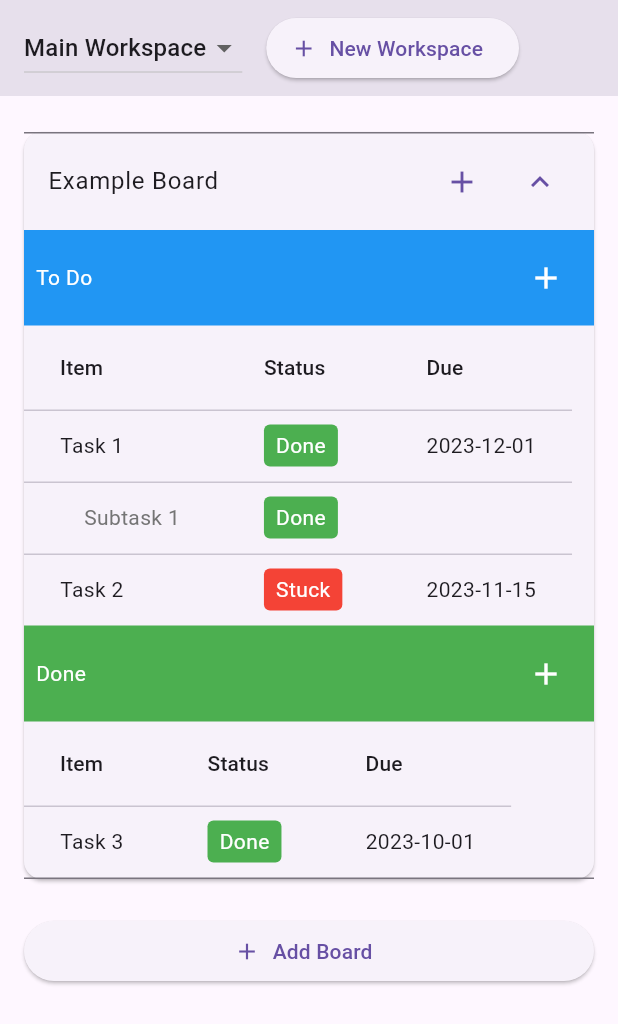
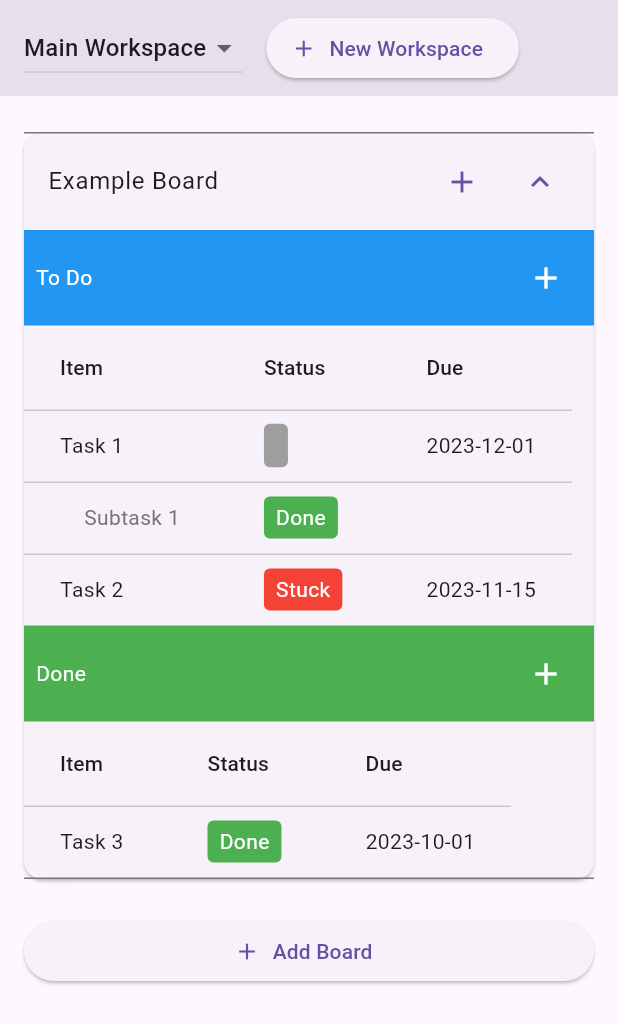
Before and after one commit to SoulArcher0507/Life-Leveling, a Flutter app: the ProgettiPage widget shown alone on an empty page, opened directly, after a tap on "Example Board", after a tap on "Working on it", after a tap on "Stuck", on a phone screen of 412 x 824 dp. Shown: the top 1024 px of the screen. Run offline on Flutter 3.47's test engine with Material 3 defaults, Android fonts, the light colour scheme and no system bars; our stand-ins replace shared_preferences; accounts and stored records are empty.

Commit message:
Add blank status option as default

```diff
--- a/lib/pages/progetti/progetti_page.dart
+++ b/lib/pages/progetti/progetti_page.dart
@@ -3,6 +3,7 @@ import 'package:life_leveling/models/project_models.dart';
 import 'package:intl/intl.dart';
 
 const List<String> kTaskStatusOptions = [
+  '',
   'Done',
   'Working on it',
   'Stuck',
@@ -412,6 +413,8 @@ class _ProgettiPageState extends State<ProgettiPage> {
 
   Color _statusColor(String status) {
     switch (status) {
+      case '':
+        return Colors.grey;
       case 'Stuck':
         return Colors.red;
       case 'Done':
```
